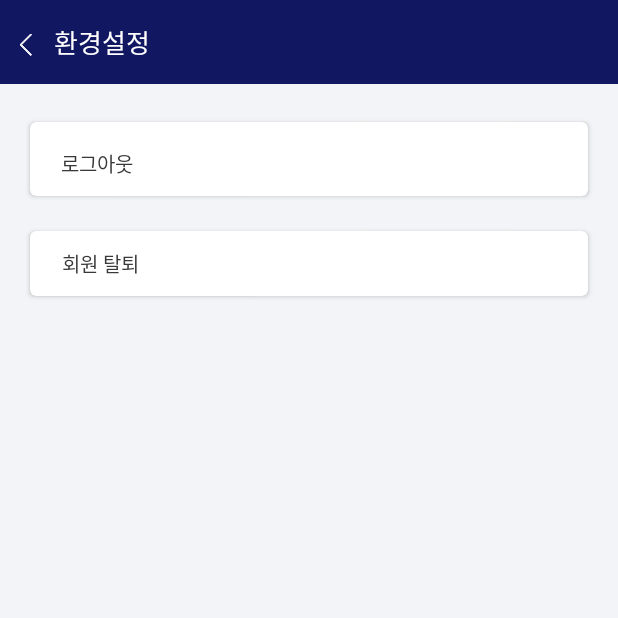
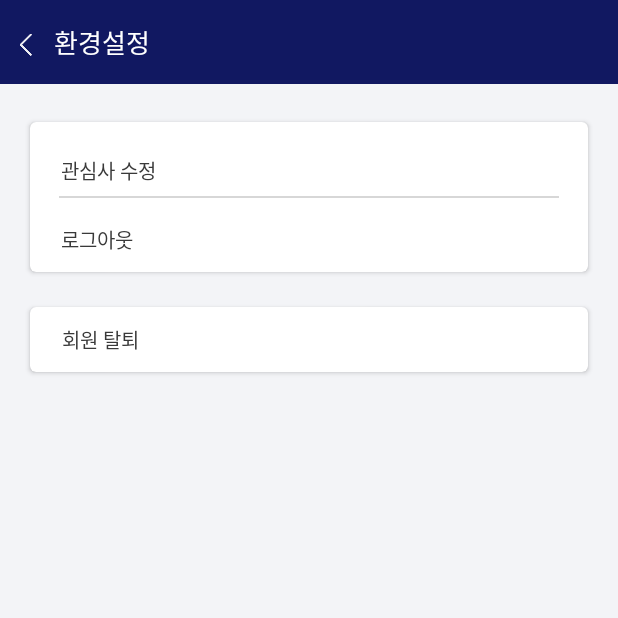
Before and after one commit to ChoiAhHyun/team05_android, an Android app: the SettingActivity screen opened directly, with no data from a screen before it, on a phone screen of 412 x 824 dp, the top half of it. Run offline under Robolectric (Android 15) with nearby library versions, the phone set to English and light mode, and no system bars; our stand-ins replace ButterKnife; libraries missing offline, so code that uses them is left out: com.victor.loading, com.yanzhenjie.album, es.dmoral.toasty.

Commit message:
마이페이지 관심사 변경 위치 수정

```diff
--- a/app/build.gradle
+++ b/app/build.gradle
@@ -7,7 +7,7 @@ android {
         minSdkVersion 23
         targetSdkVersion 28
         versionCode 1
-        versionName "1.0"
+        versionName "1.0.0"
         testInstrumentationRunner "androidx.test.runner.AndroidJUnitRunner"
     }
     buildTypes {
--- a/app/src/main/res/layout/activity_setting.xml
+++ b/app/src/main/res/layout/activity_setting.xml
@@ -29,7 +29,7 @@
 
     <androidx.cardview.widget.CardView
         android:layout_width="match_parent"
-        android:layout_height="wrap_content"
+        android:layout_height="100dp"
         android:layout_marginLeft="20dp"
         android:layout_marginRight="20dp"
         android:layout_marginTop="25dp"
@@ -40,32 +40,22 @@
             android:layout_height="match_parent"
             android:orientation="vertical"
             android:gravity="bottom">
-            <!--<RelativeLayout-->
-                <!--android:layout_width="match_parent"-->
-                <!--android:layout_height="wrap_content"-->
-                <!--android:layout_marginLeft="20.8dp"-->
-                <!--android:layout_marginRight="19dp"-->
-                <!--android:layout_marginBottom="9dp">-->
-                <!--<TextView-->
-                    <!--android:layout_width="wrap_content"-->
-                    <!--android:layout_height="wrap_content"-->
-                    <!--android:layout_centerVertical="true"-->
-                    <!--android:text="팝업알림 설정"-->
-                    <!--android:textSize="13sp"-->
-                    <!--android:textColor="@color/color_393939"/>-->
-                <!--<Switch-->
-                    <!--android:id="@+id/switch_alarm"-->
-                    <!--android:layout_width="wrap_content"-->
-                    <!--android:layout_height="wrap_content"-->
-                    <!--android:checked="true"-->
-                    <!--android:layout_alignParentEnd="true"/>-->
-            <!--</RelativeLayout>-->
-            <!--<View-->
-                <!--android:layout_width="match_parent"-->
-                <!--android:layout_height="1dp"-->
-                <!--android:background="@color/color_d7d7d7"-->
-                <!--android:layout_marginLeft="19dp"-->
-                <!--android:layout_marginRight="19dp"/>-->
+            <TextView
+                android:id="@+id/tv_interests"
+                android:layout_width="match_parent"
+                android:layout_height="51dp"
+                android:layout_centerVertical="true"
+                android:text="관심사 수정"
+                android:textSize="13sp"
+                android:textColor="@color/color_393939"
+                android:paddingTop="24.3dp"
+                android:paddingLeft="20.8dp"/>
+            <View
+                android:layout_width="match_parent"
+                android:layout_height="1dp"
+                android:background="@color/color_d7d7d7"
+                android:layout_marginLeft="19dp"
+                android:layout_marginRight="19dp"/>
             <TextView
                 android:id="@+id/tv_logout"
                 android:layout_width="match_parent"
```
Also changed, not shown: app/src/main/java/com/yapp14th/yappapp/view/activity/SettingActivity.java (+65 -0 lines), app/src/main/java/com/yapp14th/yappapp/view/fragment/MypageFragment.java (+5 -9 lines), app/src/main/res/layout/fragment_mypage.xml (+6 -6 lines).
